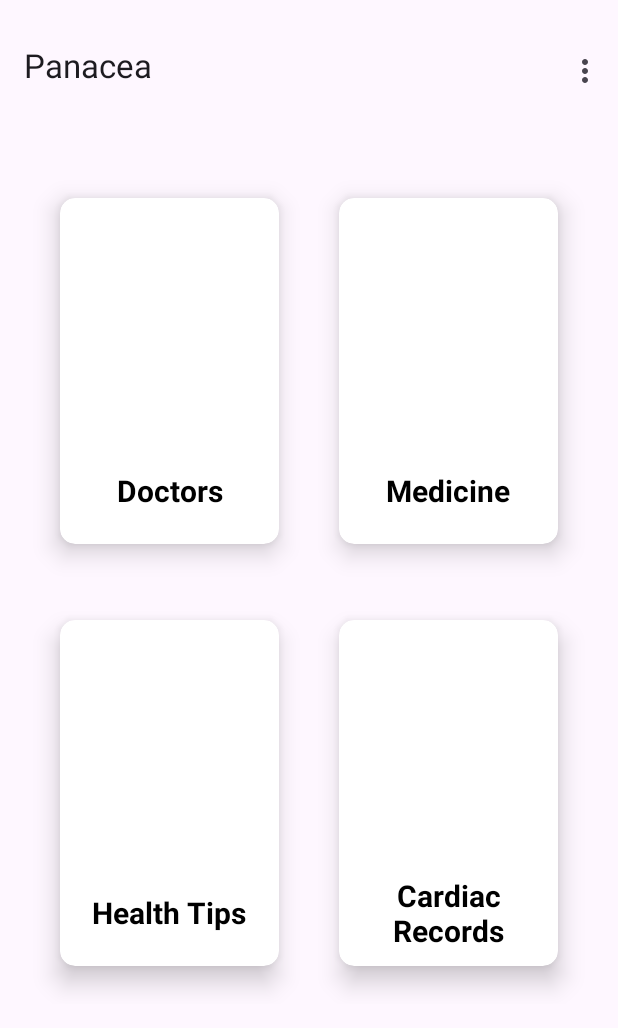
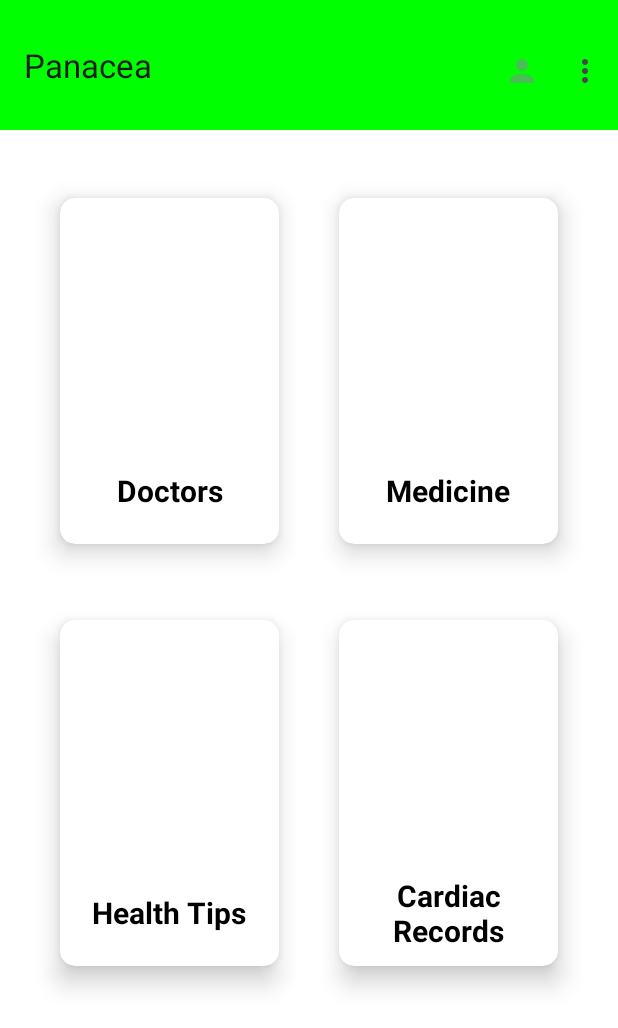
Before and after one commit to taut0logy/Panacea, an Android app: the screen it shows after launch once a user with an empty profile is signed in (HomeActivity), on a phone screen of 412 x 824 dp. Shown: the top 1028 px of the screen. Run offline under Robolectric (Android 15) with nearby library versions, the phone set to English and light mode, and no system bars; our stand-ins replace Firebase (no records; nobody signed in at launch, a user with empty details on screens opened directly).

Commit message:
action bar added

```diff
--- a/app/src/main/res/layout/activity_home.xml
+++ b/app/src/main/res/layout/activity_home.xml
@@ -4,19 +4,17 @@
     xmlns:tools="http://schemas.android.com/tools"
     android:layout_width="match_parent"
     android:layout_height="match_parent"
+    android:background="@color/white"
+    android:backgroundTint="@color/white"
     tools:context=".HomeActivity"
     >
 
 
 
+    <include layout="@layout/toolbar_main"
+        android:layout_width="match_parent"
+        android:layout_height="wrap_content"/>
 
-    <androidx.appcompat.widget.Toolbar
-        android:layout_width="match_parent"
-        android:layout_height="wrap_content"
-        android:id="@+id/toolbar"
-        android:backgroundTint="@color/lime"
-        android:padding="15dp"
-        />
 
 
 
--- /dev/null
+++ b/app/src/main/res/layout/toolbar_main.xml
@@ -0,0 +1,10 @@
+<?xml version="1.0" encoding="utf-8"?>
+<androidx.appcompat.widget.Toolbar
+    xmlns:android="http://schemas.android.com/apk/res/android"
+    android:layout_width="84dp"
+    android:layout_height="match_parent"
+    android:id="@+id/toolbar"
+    android:backgroundTint="@color/lime"
+    android:padding="15dp"
+    android:background="#48bf53"
+    />
--- a/app/src/main/res/menu/home_menu.xml
+++ b/app/src/main/res/menu/home_menu.xml
@@ -1,5 +1,6 @@
 <?xml version="1.0" encoding="utf-8"?>
-<menu xmlns:android="http://schemas.android.com/apk/res/android">
+<menu xmlns:android="http://schemas.android.com/apk/res/android"
+    xmlns:app="http://schemas.android.com/apk/res-auto">
 
 
 
@@ -8,6 +9,9 @@
         android:id="@+id/view_profile"
         android:title="View Profile"
         android:orderInCategory="100"
+        android:icon="@drawable/baseline_person_24"
+        app:showAsAction="always"
+        android:iconTint="@color/black"
         />
 
     <item
```
